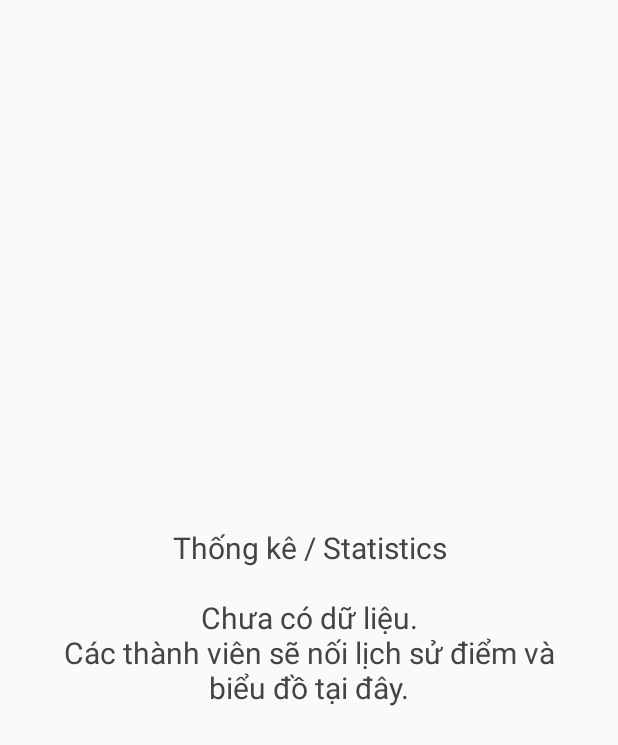
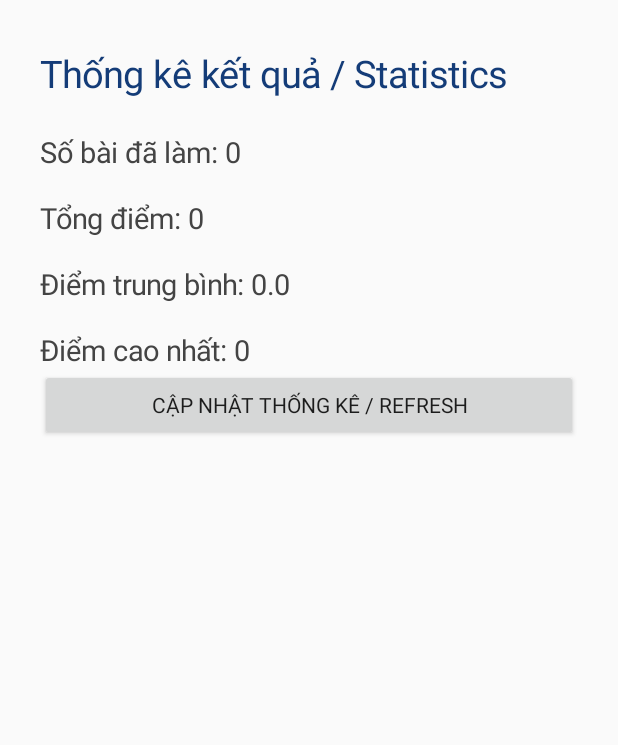
Before and after one commit to vietanhngo220-beep/bilingual-quiz-app, an Android app: the StatisticsActivity screen opened directly, with no data from a screen before it, on a phone screen of 412 x 824 dp. Shown: the top 745 px of the screen. Run offline under Robolectric (Android 15) with nearby library versions, the phone set to English and light mode, and no system bars.

Commit message:
Add quiz statistics screen

```diff
--- a/app/src/main/java/com/vietanh/bilingualquiz/data/QuizDbHelper.java
+++ b/app/src/main/java/com/vietanh/bilingualquiz/data/QuizDbHelper.java
@@ -53,4 +53,32 @@ public class QuizDbHelper extends SQLiteOpenHelper {
         values.put("created_at", System.currentTimeMillis());
         return getWritableDatabase().insert("wrong_questions", null, values);
     }
+    public int getAttemptCount() {
+        return getInt("SELECT COUNT(*) FROM attempts");
+    }
+
+    public int getTotalScore() {
+        return getInt("SELECT COALESCE(SUM(score), 0) FROM attempts");
+    }
+
+    public double getAverageScore() {
+        android.database.Cursor cursor = getReadableDatabase().rawQuery(
+                "SELECT COALESCE(AVG(CAST(score AS REAL)), 0) FROM attempts", null);
+        double value = 0;
+        if (cursor.moveToFirst()) value = cursor.getDouble(0);
+        cursor.close();
+        return value;
+    }
+
+    public int getHighestScore() {
+        return getInt("SELECT COALESCE(MAX(score), 0) FROM attempts");
+    }
+
+    private int getInt(String query) {
+        android.database.Cursor cursor = getReadableDatabase().rawQuery(query, null);
+        int value = 0;
+        if (cursor.moveToFirst()) value = cursor.getInt(0);
+        cursor.close();
+        return value;
+    }
 }
--- a/app/src/main/java/com/vietanh/bilingualquiz/ui/StatisticsActivity.java
+++ b/app/src/main/java/com/vietanh/bilingualquiz/ui/StatisticsActivity.java
@@ -1,3 +1,47 @@
 package com.vietanh.bilingualquiz.ui;
-import android.app.Activity; import android.os.Bundle; import android.graphics.Color; import android.view.Gravity; import android.widget.*;
-public class StatisticsActivity extends Activity { public void onCreate(Bundle b){super.onCreate(b); TextView t=new TextView(this); t.setText("Thống kê / Statistics\n\nChưa có dữ liệu.\nCác thành viên sẽ nối lịch sử điểm và biểu đồ tại đây."); t.setTextSize(20); t.setTextColor(Color.DKGRAY); t.setGravity(Gravity.CENTER); t.setPadding(32,32,32,32); setContentView(t);} }
+
+import android.app.Activity;
+import android.os.Bundle;
+import android.graphics.Color;
+import android.view.Gravity;
+import android.widget.Button;
+import android.widget.LinearLayout;
+import android.widget.TextView;
+import com.vietanh.bilingualquiz.data.QuizDbHelper;
+
+public class StatisticsActivity extends Activity {
+    @Override
+    protected void onCreate(Bundle savedInstanceState) {
+        super.onCreate(savedInstanceState);
+        QuizDbHelper database = new QuizDbHelper(this);
+        LinearLayout screen = new LinearLayout(this);
+        screen.setOrientation(LinearLayout.VERTICAL);
+        screen.setPadding(40, 48, 40, 40);
+
+        TextView title = new TextView(this);
+        title.setText("Thống kê kết quả / Statistics");
+        title.setTextSize(25);
+        title.setTextColor(Color.rgb(20, 60, 120));
+        screen.addView(title);
+
+        TextView summary = new TextView(this);
+        summary.setText("\n" +
+                "Số bài đã làm: " + database.getAttemptCount() + "\n\n" +
+                "Tổng điểm: " + database.getTotalScore() + "\n\n" +
+                "Điểm trung bình: " + format(database.getAverageScore()) + "\n\n" +
+                "Điểm cao nhất: " + database.getHighestScore());
+        summary.setTextSize(19);
+        summary.setTextColor(Color.DKGRAY);
+        screen.addView(summary);
+
+        Button refresh = new Button(this);
+        refresh.setText("Cập nhật thống kê / Refresh");
+        refresh.setOnClickListener(view -> recreate());
+        screen.addView(refresh);
+        setContentView(screen);
+    }
+
+    private String format(double value) {
+        return String.format(java.util.Locale.US, "%.1f", value);
+    }
+}
```
